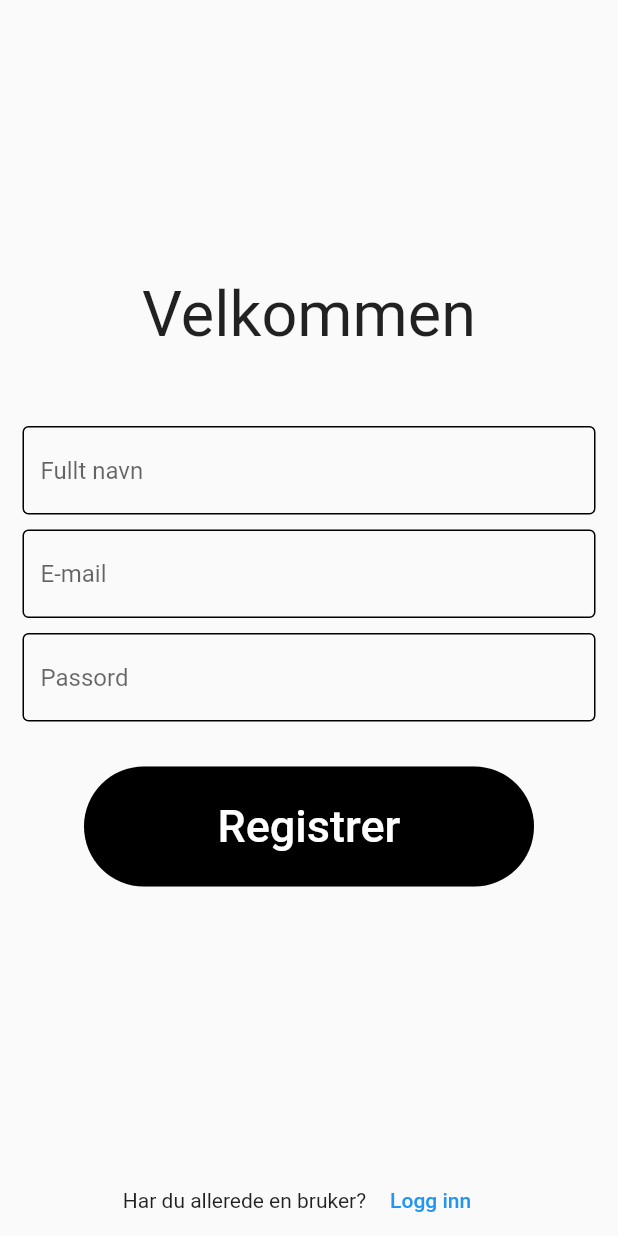
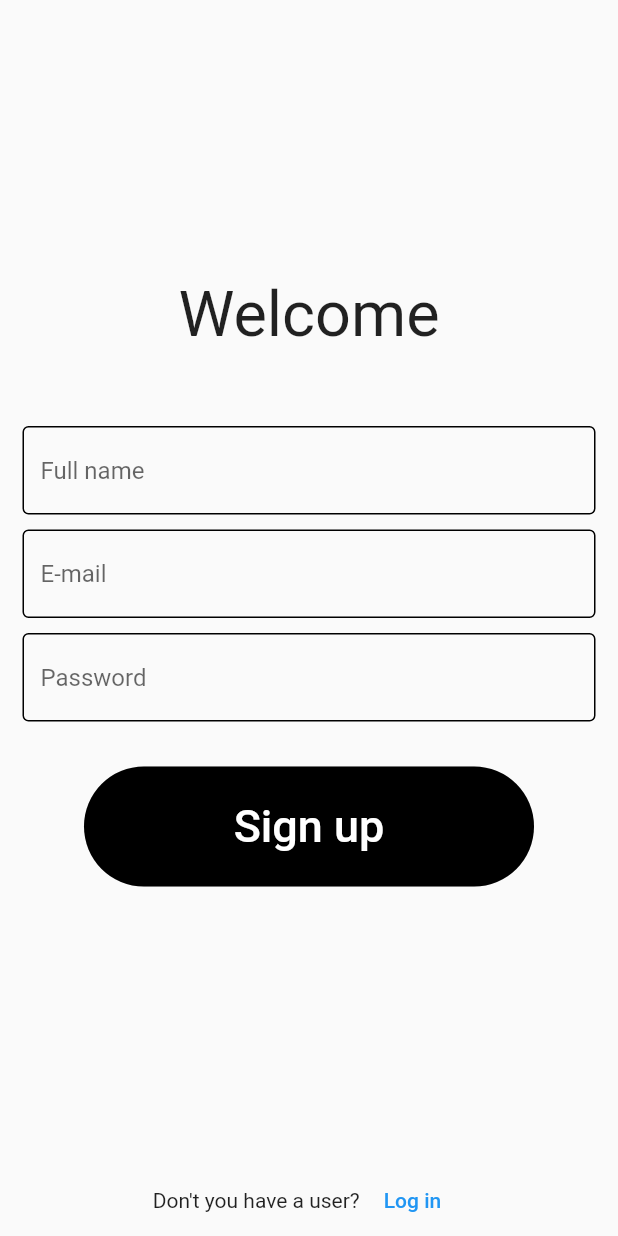
Before and after one commit to Baardrw/flutter-workout-logger, a Flutter app: the signUp screen opened by its route, on a phone screen of 412 x 824 dp. Run offline on Flutter 3.47's test engine with Material 2 defaults, Android fonts, the phone set to English and light mode, and no system bars; our stand-ins replace cloud_firestore, firebase_auth, firebase_core, firebase_storage, fl_chart, go_router and 3 more; missing offline and left inert: alphabet_scroll_view, dart:ffi; accounts and stored records are empty; network calls fail.

Commit message:
changed everything to english

```diff
--- a/lib/screens/log_workout.dart
+++ b/lib/screens/log_workout.dart
@@ -41,7 +41,7 @@ class LogWorkoutScreen extends StatelessWidget {
         backgroundColor: const Color.fromARGB(255, 225, 225, 225),
         appBar: AppBar(
           backgroundColor: const Color.fromARGB(255, 51, 100, 140),
-          title: const Text('Loggfør økt'),
+          title: const Text('Log workout'),
           actions: [
             IconButton(
               icon: const Icon(Icons.check),
@@ -68,7 +68,7 @@ class LogWorkoutScreen extends StatelessWidget {
           GetSessionInfo(sessionInstance: sessionInstance!),
           const SizedBox(height: 20),
           const Text(
-            'Øvelser',
+            'Exercises',
             textAlign: TextAlign.center,
             style: TextStyle(
               fontWeight: FontWeight.bold,
@@ -293,7 +293,7 @@ class _LogCardState extends State<LogCard> {
             ),
             Text(
               excercise.description.isEmpty
-                  ? 'Ingen beskrivelse'
+                  ? 'No description'
                   : excercise.description,
             ),
             const SizedBox(
@@ -320,7 +320,7 @@ class _LogCardState extends State<LogCard> {
                 onPressed: () {
                   addSet(repetition);
                 },
-                child: const Text('Legg til Sett'),
+                child: const Text('Add set'),
               ),
             ),
           ]),
@@ -338,7 +338,7 @@ class _LogCardState extends State<LogCard> {
 
     if (!repetition.isDone) {
       SnackBar snackBar = const SnackBar(
-        content: Text('Du må fullføre forrige sett'),
+        content: Text('You have to complete the previous set'),
         duration: Duration(seconds: 5),
       );
       ScaffoldMessenger.of(context).showSnackBar(snackBar);
@@ -535,7 +535,7 @@ class _RepetitionState extends State<Repetition> {
                     if (widget.repsController.text.isEmpty ||
                         widget.weightController.text.isEmpty && !isDone) {
                       SnackBar snackBar = const SnackBar(
-                        content: Text('Du må fylle inn både vekt og reps'),
+                        content: Text('Please fill in both reps and weights'),
                         duration: Duration(seconds: 5),
                       );
                       ScaffoldMessenger.of(context).showSnackBar(snackBar);
--- a/lib/screens/login.dart
+++ b/lib/screens/login.dart
@@ -54,7 +54,7 @@ class LoginState extends State<LoginPage> {
 
         //Text field password input
         LoginTextfield(
-          hintText: "Passord",
+          hintText: "Password",
           obscureText: true,
           controller: _passwordController,
         ),
@@ -71,7 +71,7 @@ class LoginState extends State<LoginPage> {
                   .signIn(_emailController.text, _passwordController.text)
                   .onError((error, stackTrace) {
                 ScaffoldMessenger.of(context).showSnackBar(const SnackBar(
-                  content: Text('Beklager, passordet er feil'),
+                  content: Text('Sorry, the password is wrong'),
                   duration: Duration(seconds: 3),
                 ));
               });
@@ -84,7 +84,7 @@ class LoginState extends State<LoginPage> {
                 fixedSize: const Size(300, 80),
                 shape: const StadiumBorder()),
             child: const Text(
-              "Logg inn",
+              "Log in",
               style: TextStyle(fontSize: 30, color: Colors.white),
             )),
 
@@ -96,7 +96,7 @@ class LoginState extends State<LoginPage> {
         Row(
           mainAxisAlignment: MainAxisAlignment.center,
           children: [
-            const Text("Har du ikke en bruker?"),
+            const Text("Don't you have a user?"),
             OutlinedButton(
                 onPressed: () => context.go("/signup"), //Update path
                 style: OutlinedButton.styleFrom(
@@ -105,7 +105,7 @@ class LoginState extends State<LoginPage> {
                   ),
                 ),
                 child: const Text(
-                  "Registrer deg",
+                  "Sign up",
                   style: TextStyle(color: Colors.blue),
                 ))
           ],
--- a/lib/screens/search.dart
+++ b/lib/screens/search.dart
@@ -42,7 +42,7 @@ class _SearchPageState extends State<SearchPage> {
             bottom: const TabBar(
               tabs: [Tab(icon: Icon(Icons.person)), Tab(icon: Icon(IconData(0xe9e9, fontFamily: 'MaterialIcons')))]
             ),
-            title: const Text("Søk"),
+            title: const Text("Search"),
             backgroundColor: const Color.fromARGB(255, 51, 100, 140),
           ),
           body: TabBarView(
@@ -50,7 +50,7 @@ class _SearchPageState extends State<SearchPage> {
               Column(
                 children: [
                   SearchBar(
-                    hintText: "Søk blant brukere",
+                    hintText: "Search for other users",
                     controller: _userController,
                     dbservice: dbservice,
                     icon: const Icon(Icons.person, color: Colors.white),
@@ -61,7 +61,7 @@ class _SearchPageState extends State<SearchPage> {
               Column(
                 children: [
                   SearchBar(
-                    hintText: "Søk blant grupper",
+                    hintText: "Search for groups",
                     controller: _groupController,
                     dbservice: dbservice,
                     icon: const Icon(IconData(0xe9e9, fontFamily: 'MaterialIcons'), color: Colors.white,),
--- a/lib/screens/signup.dart
+++ b/lib/screens/signup.dart
@@ -32,7 +32,7 @@ class SignUpState extends State<signUp> {
 
             //"Velkommen" text
             const Text(
-              "Velkommen",
+              "Welcome",
               style: TextStyle(fontSize: 42),
             ),
 
@@ -42,7 +42,7 @@ class SignUpState extends State<signUp> {
 
             //Text field username input
             LoginTextfield(
-              hintText: "Fullt navn",
+              hintText: "Full name",
               obscureText: false,
               controller: _nameController,
             ),
@@ -64,7 +64,7 @@ class SignUpState extends State<signUp> {
 
             //Text field password input
             LoginTextfield(
-              hintText: "Passord",
+              hintText: "Password",
               obscureText: true,
               controller: _passwordController,
             ),
@@ -81,7 +81,7 @@ class SignUpState extends State<signUp> {
                           _nameController.text)
                       .onError((error, stackTrace) {
                     ScaffoldMessenger.of(context).showSnackBar(const SnackBar(
-                      content: Text('Beklager, ugyldig E-mail eller passord'),
+                      content: Text('Sorry, invalid email or password.'),
                       duration: Duration(seconds: 3),
                     ));
                   });
@@ -100,7 +100,7 @@ class SignUpState extends State<signUp> {
                     fixedSize: const Size(300, 80),
                     shape: const StadiumBorder()),
                 child: const Text(
-                  "Registrer",
+                  "Sign up",
                   style: TextStyle(fontSize: 30, color: Colors.white),
                 )),
 
@@ -112,7 +112,7 @@ class SignUpState extends State<signUp> {
             Row(
               mainAxisAlignment: MainAxisAlignment.center,
               children: [
-                const Text("Har du allerede en bruker?"),
+                const Text("Don't you have a user?"),
                 OutlinedButton(
                     onPressed: () =>
                         context.go("/login"), //TODO: Update path name
@@ -122,7 +122,7 @@ class SignUpState extends State<signUp> {
                       ),
                     ),
                     child: const Text(
-                      "Logg inn",
+                      "Log in",
                       style: TextStyle(color: Colors.blue),
                     ))
               ],
--- a/lib/screens/workouts.dart
+++ b/lib/screens/workouts.dart
@@ -24,7 +24,7 @@ class Workouts extends StatelessWidget {
                     Tab(icon: Icon(Icons.directions_run_rounded)),
                   ],
                 ),
-                title: const Text('Trening'),
+                title: const Text('Workouts'),
                 backgroundColor: const Color.fromARGB(255, 51, 100, 140)),
             body: const TabBarView(
               children: [
```
Also changed, not shown: lib/screens/logged_workout.dart (+5 -5 lines).
